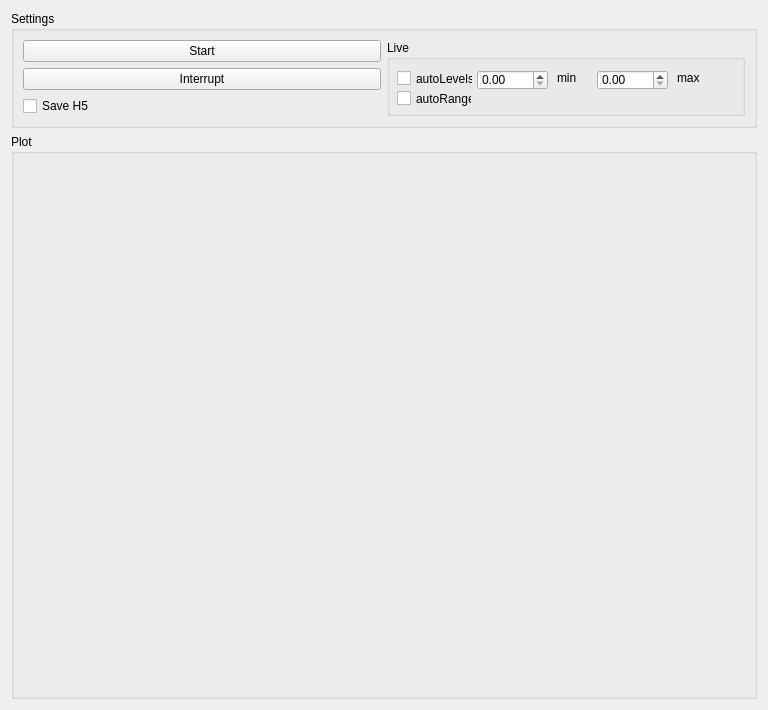
Above: coherentSVIM.ui from marccv/smSVIM before the change. Below: the same form after it.
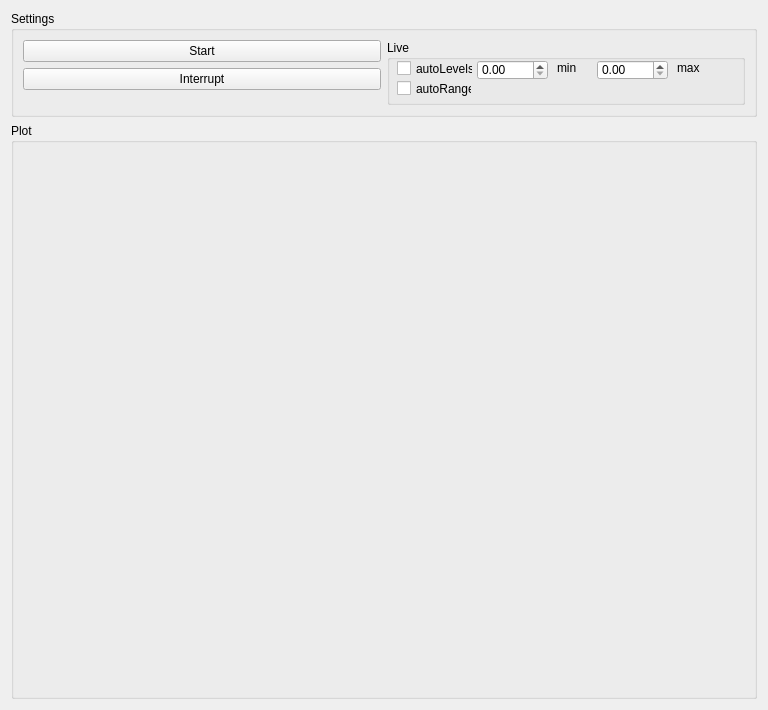
That is the form after the change.

```diff
--- a/coherentSVIM.ui
+++ b/coherentSVIM.ui
@@ -28,13 +28,6 @@
       <string>Settings</string>
      </property>
      <layout class="QGridLayout" name="gridLayout">
-      <item row="2" column="0">
-       <widget class="QCheckBox" name="save_h5_checkBox">
-        <property name="text">
-         <string>Save H5</string>
-        </property>
-       </widget>
-      </item>
       <item row="1" column="0">
        <widget class="QPushButton" name="interrupt_pushButton">
         <property name="text">
@@ -51,6 +44,12 @@
       </item>
       <item row="0" column="1" rowspan="3">
        <widget class="QGroupBox" name="Live_groupBox">
+        <property name="minimumSize">
+         <size>
+          <width>349</width>
+          <height>65</height>
+         </size>
+        </property>
         <property name="title">
          <string>Live</string>
         </property>
@@ -58,7 +57,7 @@
          <property name="geometry">
           <rect>
            <x>10</x>
-           <y>30</y>
+           <y>20</y>
            <width>76</width>
            <height>17</height>
           </rect>
@@ -71,7 +70,7 @@
          <property name="geometry">
           <rect>
            <x>90</x>
-           <y>30</y>
+           <y>20</y>
            <width>71</width>
            <height>20</height>
           </rect>
@@ -81,7 +80,7 @@
          <property name="geometry">
           <rect>
            <x>210</x>
-           <y>30</y>
+           <y>20</y>
            <width>71</width>
            <height>20</height>
           </rect>
@@ -91,7 +90,7 @@
          <property name="geometry">
           <rect>
            <x>170</x>
-           <y>30</y>
+           <y>20</y>
            <width>21</width>
            <height>16</height>
           </rect>
@@ -104,7 +103,7 @@
          <property name="geometry">
           <rect>
            <x>290</x>
-           <y>30</y>
+           <y>20</y>
            <width>28</width>
            <height>16</height>
           </rect>
@@ -117,7 +116,7 @@
          <property name="geometry">
           <rect>
            <x>10</x>
-           <y>50</y>
+           <y>40</y>
            <width>75</width>
            <height>17</height>
           </rect>
```
